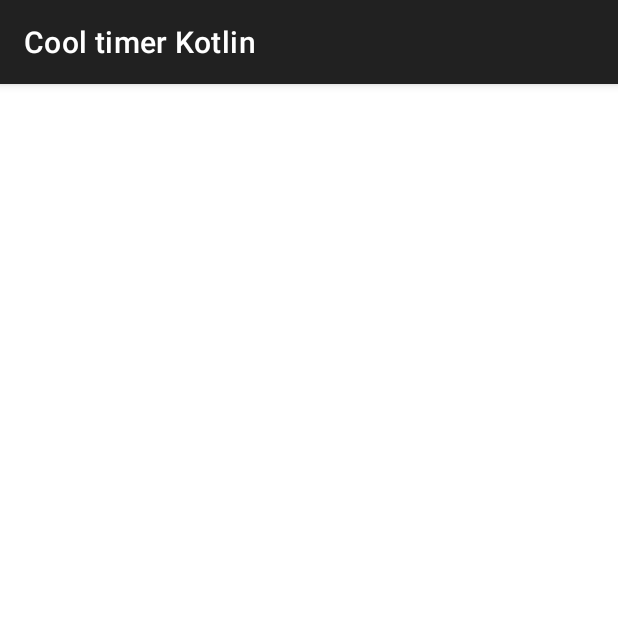
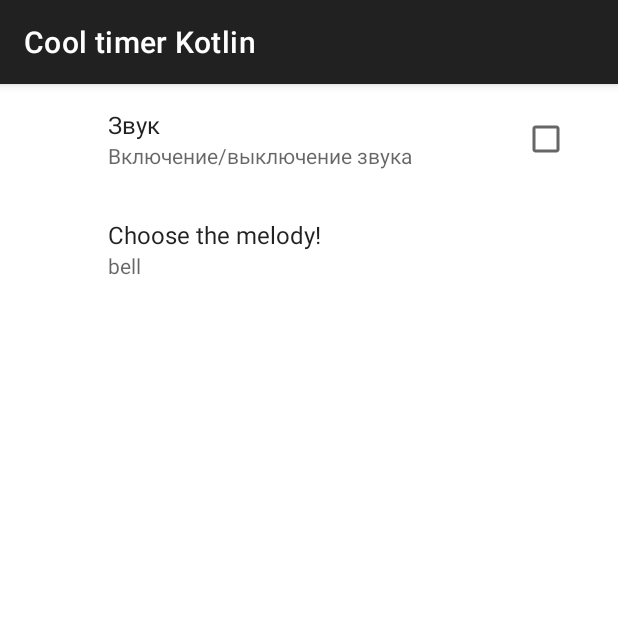
Before and after one commit to VadimKravchenkoDev/Cool-Timer-training, an Android app: the SettingsActivity screen opened directly, with no data from a screen before it, on a phone screen of 412 x 824 dp, the top half of it. Run offline under Robolectric (Android 15) with nearby library versions, the phone set to English and light mode, and no system bars; our stand-ins replace androidx.preference.

Commit message:
add ListPreference

```diff
--- a/app/src/main/java/com/kravchenkovadim/cooltimerkotlin/SettingsActivity.java
+++ b/app/src/main/java/com/kravchenkovadim/cooltimerkotlin/SettingsActivity.java
@@ -10,5 +10,13 @@ public class SettingsActivity extends AppCompatActivity {
     protected void onCreate(Bundle savedInstanceState) {
         super.onCreate(savedInstanceState);
         setContentView(R.layout.activity_settings);
+
+        if(savedInstanceState==null){
+            getSupportFragmentManager().beginTransaction()
+                    .replace(
+                            R.id.fragment_container,
+                            new SettingsFragment()
+                    ).commit();
+        }
     }
 }
--- /dev/null
+++ b/app/src/main/res/values/arrays.xml
@@ -0,0 +1,19 @@
+<?xml version="1.0" encoding="utf-8"?>
+<resources>
+
+    <string-array name="theme_titles">
+
+       <item>bell</item>
+       <item>alarm</item>
+       <item>bip</item>
+
+    </string-array>
+
+    <string-array name="theme_values">
+
+        <item>bell</item>
+        <item>alarm</item>
+        <item>bip</item>
+
+    </string-array>
+</resources>
--- a/app/src/main/res/xml/preferences.xml
+++ b/app/src/main/res/xml/preferences.xml
@@ -5,4 +5,13 @@
         android:title="Звук"
         android:summary="Включение/выключение звука"
         android:defaultValue="false"/>
+
+    <ListPreference
+        android:key="melody"
+        android:title="Choose the melody!"
+        android:summary="bell"
+        android:entries="@array/theme_titles"
+        android:entryValues="@array/theme_values"
+        android:defaultValue="bell"/>
+
 </androidx.preference.PreferenceScreen>
```
Also changed, not shown: app/src/main/java/com/kravchenkovadim/cooltimerkotlin/MainActivity.java (+12 -3 lines), 4 other files.
